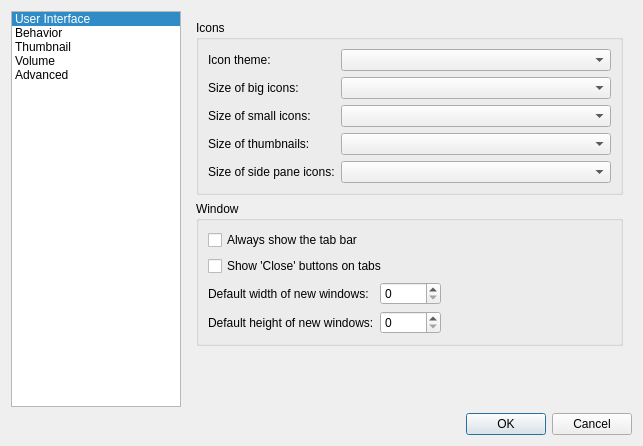
Before: the Qt Designer form pcmanfm/preferences.ui in lxqt/pcmanfm-qt, drawn with Qt 5.
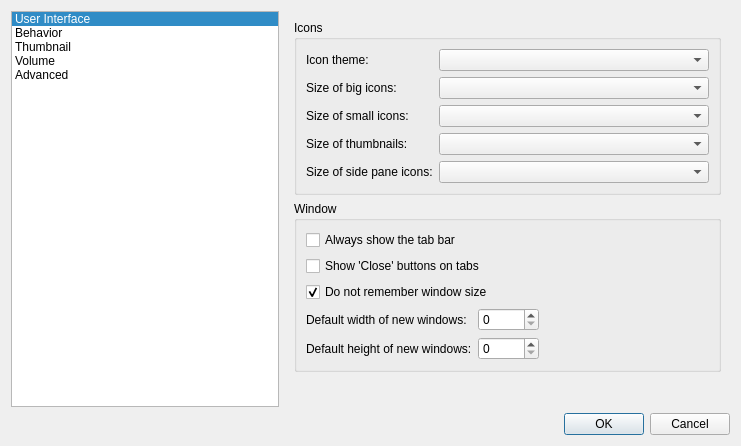
After: the same form once the commit is applied.

Commit message: Adds option to remember last window size

```diff
--- a/pcmanfm/preferences.ui
+++ b/pcmanfm/preferences.ui
@@ -6,7 +6,7 @@
    <rect>
     <x>0</x>
     <y>0</y>
-    <width>643</width>
+    <width>741</width>
     <height>446</height>
    </rect>
   </property>
@@ -151,34 +151,6 @@
             <property name="fieldGrowthPolicy">
              <enum>QFormLayout::ExpandingFieldsGrow</enum>
             </property>
-            <item row="2" column="0">
-             <widget class="QLabel" name="label_12">
-              <property name="text">
-               <string>Default width of new windows:</string>
-              </property>
-             </widget>
-            </item>
-            <item row="2" column="1">
-             <widget class="QSpinBox" name="windowWidth">
-              <property name="maximum">
-               <number>32768</number>
-              </property>
-             </widget>
-            </item>
-            <item row="3" column="1">
-             <widget class="QSpinBox" name="windowHeight">
-              <property name="maximum">
-               <number>32768</number>
-              </property>
-             </widget>
-            </item>
-            <item row="3" column="0">
-             <widget class="QLabel" name="label_13">
-              <property name="text">
-               <string>Default height of new windows:</string>
-              </property>
-             </widget>
-            </item>
             <item row="0" column="0" colspan="2">
              <widget class="QCheckBox" name="alwaysShowTabs">
               <property name="text">
@@ -193,6 +165,44 @@
               </property>
              </widget>
             </item>
+            <item row="2" column="0" colspan="2">
+             <widget class="QCheckBox" name="dontRememberWindowSize">
+              <property name="text">
+               <string>Do not remember window size</string>
+              </property>
+              <property name="checked">
+               <bool>true</bool>
+              </property>
+             </widget>
+            </item>
+            <item row="3" column="0">
+             <widget class="QLabel" name="label_12">
+              <property name="text">
+               <string>Default width of new windows:</string>
+              </property>
+             </widget>
+            </item>
+            <item row="4" column="0">
+             <widget class="QLabel" name="label_13">
+              <property name="text">
+               <string>Default height of new windows:</string>
+              </property>
+             </widget>
+            </item>
+            <item row="4" column="1">
+             <widget class="QSpinBox" name="fixedWindowHeight">
+              <property name="maximum">
+               <number>32768</number>
+              </property>
+             </widget>
+            </item>
+            <item row="3" column="1">
+             <widget class="QSpinBox" name="fixedWindowWidth">
+              <property name="maximum">
+               <number>32768</number>
+              </property>
+             </widget>
+            </item>
            </layout>
           </widget>
          </item>
```
Left out of the diff: 38 changed lines with no effect on the pictures. The commit also changes 6 other files.
